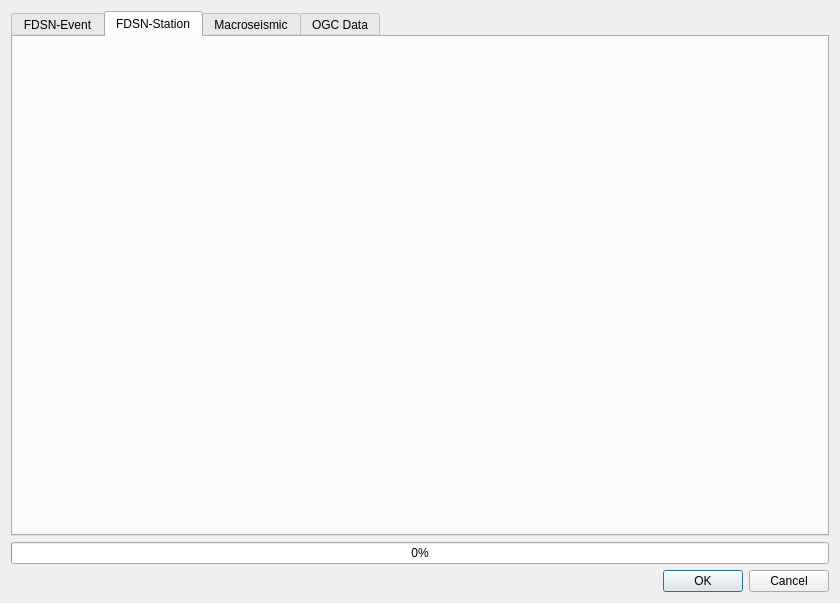
This is qquake/qquake_dialog_base.ui in INGV/qquake as Qt 5 draws it before an edit. The edited form follows.
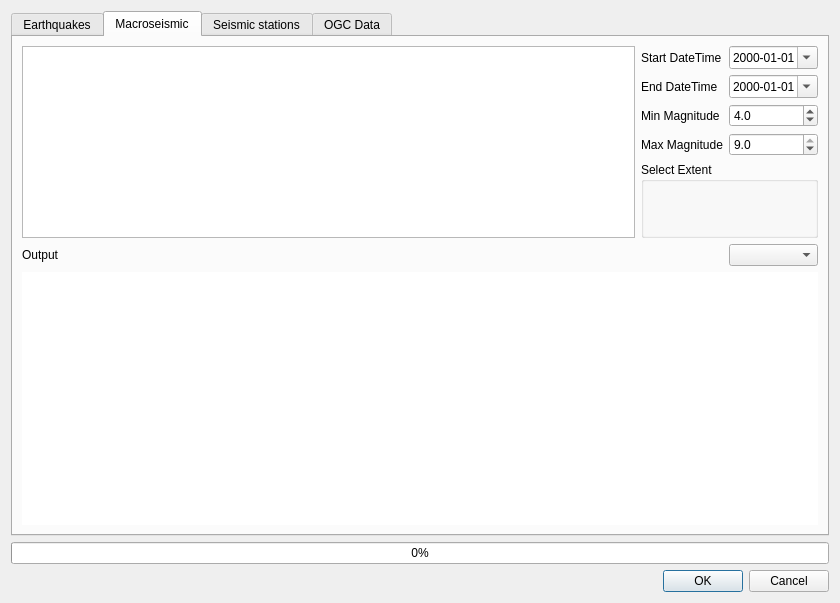
This is the edited form. The open tabs and pages were chosen to show the change. Custom widgets are drawn as their Qt base class.

Commit message: add other service parameters

```diff
--- a/qquake/qquake_dialog_base.ui
+++ b/qquake/qquake_dialog_base.ui
@@ -37,7 +37,7 @@
      </property>
      <widget class="QWidget" name="fdsn_event_tab">
       <attribute name="title">
-       <string>FDSN-Event</string>
+       <string>Earthquakes</string>
       </attribute>
       <layout class="QGridLayout" name="gridLayout">
        <item row="6" column="2">
@@ -202,13 +202,173 @@
      </widget>
      <widget class="QWidget" name="fdsn_station_tab">
       <attribute name="title">
-       <string>FDSN-Station</string>
-      </attribute>
-     </widget>
-     <widget class="QWidget" name="tab">
-      <attribute name="title">
        <string>Macroseismic</string>
       </attribute>
+      <layout class="QGridLayout" name="gridLayout_2">
+       <item row="0" column="0" rowspan="5">
+        <widget class="QListWidget" name="fdsn_macro_list">
+         <property name="minimumSize">
+          <size>
+           <width>130</width>
+           <height>0</height>
+          </size>
+         </property>
+         <property name="baseSize">
+          <size>
+           <width>130</width>
+           <height>0</height>
+          </size>
+         </property>
+        </widget>
+       </item>
+       <item row="0" column="1">
+        <widget class="QLabel" name="fdsn_event_start_date_label_2">
+         <property name="text">
+          <string>Start DateTime</string>
+         </property>
+        </widget>
+       </item>
+       <item row="0" column="2">
+        <widget class="QDateTimeEdit" name="fdsn_macro_start_date">
+         <property name="maximumDateTime">
+          <datetime>
+           <hour>23</hour>
+           <minute>59</minute>
+           <second>59</second>
+           <year>9999</year>
+           <month>12</month>
+           <day>31</day>
+          </datetime>
+         </property>
+         <property name="displayFormat">
+          <string>yyyy-MM-dd</string>
+         </property>
+         <property name="calendarPopup">
+          <bool>true</bool>
+         </property>
+        </widget>
+       </item>
+       <item row="1" column="1">
+        <widget class="QLabel" name="fdsn_event_end_data_label_2">
+         <property name="text">
+          <string>End DateTime</string>
+         </property>
+        </widget>
+       </item>
+       <item row="1" column="2">
+        <widget class="QDateTimeEdit" name="fdsn_macro_end_date">
+         <property name="minimumDate">
+          <date>
+           <year>1777</year>
+           <month>9</month>
+           <day>14</day>
+          </date>
+         </property>
+         <property name="displayFormat">
+          <string>yyyy-MM-dd</string>
+         </property>
+         <property name="calendarPopup">
+          <bool>true</bool>
+         </property>
+        </widget>
+       </item>
+       <item row="2" column="1">
+        <widget class="QLabel" name="fdsn_event_min_magnitude_label_2">
+         <property name="text">
+          <string>Min Magnitude</string>
+         </property>
+        </widget>
+       </item>
+       <item row="2" column="2">
+        <widget class="QDoubleSpinBox" name="fdsn_macro_min_magnitude">
+         <property name="decimals">
+          <number>1</number>
+         </property>
+         <property name="minimum">
+          <double>1.000000000000000</double>
+         </property>
+         <property name="maximum">
+          <double>9.000000000000000</double>
+         </property>
+         <property name="singleStep">
+          <double>0.500000000000000</double>
+         </property>
+         <property name="value">
+          <double>4.000000000000000</double>
+         </property>
+        </widget>
+       </item>
+       <item row="3" column="1">
+        <widget class="QLabel" name="fdsn_event_max_magnitude_label_2">
+         <property name="text">
+          <string>Max Magnitude</string>
+         </property>
+        </widget>
+       </item>
+       <item row="3" column="2">
+        <widget class="QDoubleSpinBox" name="fdsn_macro_max_magnitude">
+         <property name="decimals">
+          <number>1</number>
+         </property>
+         <property name="minimum">
+          <double>1.000000000000000</double>
+         </property>
+         <property name="maximum">
+          <double>9.000000000000000</double>
+         </property>
+         <property name="singleStep">
+          <double>0.500000000000000</double>
+         </property>
+         <property name="value">
+          <double>9.000000000000000</double>
+         </property>
+        </widget>
+       </item>
+       <item row="4" column="1" colspan="2">
+        <widget class="QgsExtentGroupBox" name="fdsn_macro_ExtentGroupBox">
+         <property name="title">
+          <string>Select Extent</string>
+         </property>
+         <property name="checkable">
+          <bool>false</bool>
+         </property>
+         <property name="checked">
+          <bool>false</bool>
+         </property>
+         <property name="collapsed">
+          <bool>false</bool>
+         </property>
+         <property name="saveCollapsedState">
+          <bool>false</bool>
+         </property>
+        </widget>
+       </item>
+       <item row="5" column="0" colspan="2">
+        <widget class="QLabel" name="label_2">
+         <property name="text">
+          <string>Output</string>
+         </property>
+        </widget>
+       </item>
+       <item row="5" column="2">
+        <widget class="QComboBox" name="fdsn_macro_output_combo_box"/>
+       </item>
+       <item row="6" column="0" colspan="3">
+        <widget class="QTextBrowser" name="fdsn_macro_url_text_browser">
+         <property name="frameShape">
+          <enum>QFrame::NoFrame</enum>
+         </property>
+         <property name="openExternalLinks">
+          <bool>true</bool>
+         </property>
+        </widget>
+       </item>
+      </layout>
+     </widget>
+     <widget class="QWidget" name="tab">
+      <attribute name="title">
+       <string>Seismic stations</string>
+      </attribute>
      </widget>
      <widget class="QWidget" name="tab_2">
       <attribute name="title">
```
Left out of the diff: 25 changed lines with no effect on the pictures.
